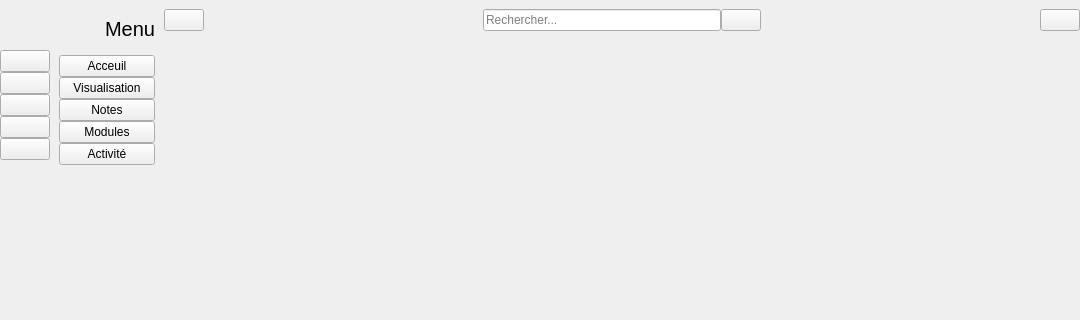
Above: src/presentation/views/main/app.ui from Caapo/INLINE before the change; both pictures show x 0 to 1080 and y 0 to 320 of the 1080 by 651 pixel window. Below: the same form after it.
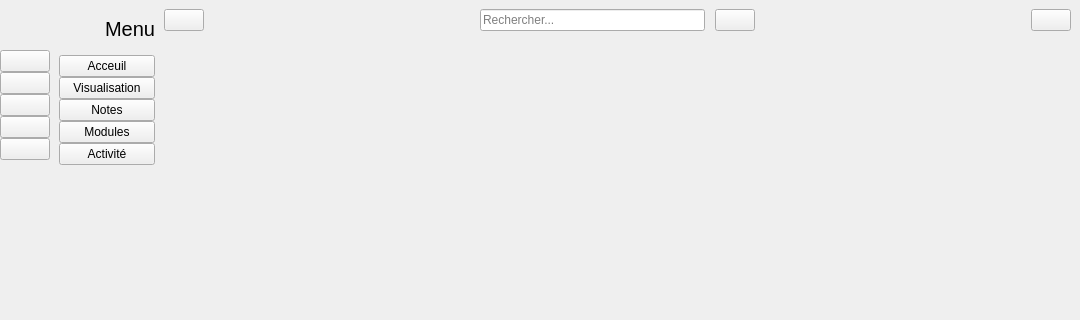
That is the form after the change. Icons and pictures are not drawn.

Diff of the .ui file:
```diff
--- a/src/presentation/views/main/app.ui
+++ b/src/presentation/views/main/app.ui
@@ -119,7 +119,7 @@
           </widget>
          </item>
          <item>
-          <widget class="QPushButton" name="modulesFullButton">
+          <widget class="QPushButton" name="notesFullButton">
            <property name="text">
             <string>Notes</string>
            </property>
@@ -137,7 +137,7 @@
           </widget>
          </item>
          <item>
-          <widget class="QPushButton" name="pushButton_8">
+          <widget class="QPushButton" name="modulesFullButton">
            <property name="text">
             <string>Modules</string>
            </property>
@@ -238,7 +238,7 @@
            <number>0</number>
           </property>
           <property name="rightMargin">
-           <number>0</number>
+           <number>9</number>
           </property>
           <property name="bottomMargin">
            <number>0</number>
@@ -272,6 +272,9 @@
           </item>
           <item>
            <layout class="QHBoxLayout" name="horizontalLayout">
+            <property name="spacing">
+             <number>10</number>
+            </property>
             <item>
              <widget class="QLineEdit" name="lineEdit">
               <property name="placeholderText">
```
Left out of the diff: 136 changed lines with no effect on the pictures.
